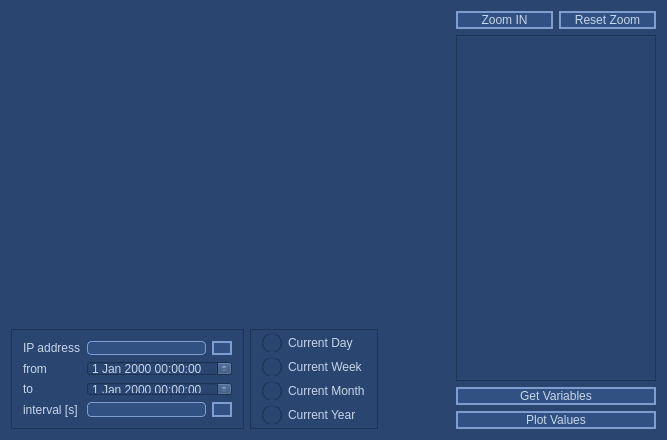
Qt form AnyTPAC/SimplePlotter/mainwindow.ui (MECTsrl/mect_apps) before a commit.
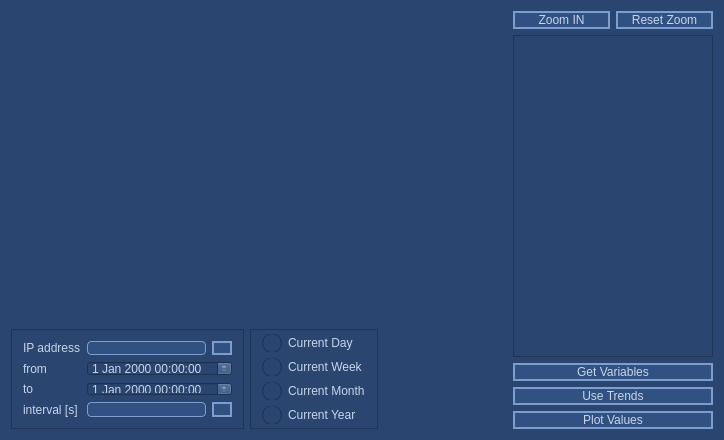
The same form after that commit. Icons and pictures are not drawn. Custom widgets are drawn as their Qt base class.

Commit message: SimplePlotter: added Use trend, minor bugfix

The edit to the form file:
```diff
--- a/AnyTPAC/SimplePlotter/mainwindow.ui
+++ b/AnyTPAC/SimplePlotter/mainwindow.ui
@@ -6,7 +6,7 @@
    <rect>
     <x>0</x>
     <y>0</y>
-    <width>667</width>
+    <width>724</width>
     <height>440</height>
    </rect>
   </property>
@@ -62,6 +62,10 @@
 	border: 1px solid rgb(87, 130, 193);	
 	color: Red;
 }
+QListView::item:selected {
+   background-color: rgb(255, 0, 0);
+   color:  yellow;
+}
 /* QPushButton */
 QPushButton { 
 	border: 2px solid rgb(125, 158, 207);
@@ -440,6 +444,13 @@
         </property>
        </widget>
       </item>
+      <item>
+       <widget class="QPushButton" name="getTrendPushButton">
+        <property name="text">
+         <string>Use Trends</string>
+        </property>
+       </widget>
+      </item>
       <item>
        <widget class="QPushButton" name="getValuesPushButton">
         <property name="text">
```
The commit also changes 5 other files.
